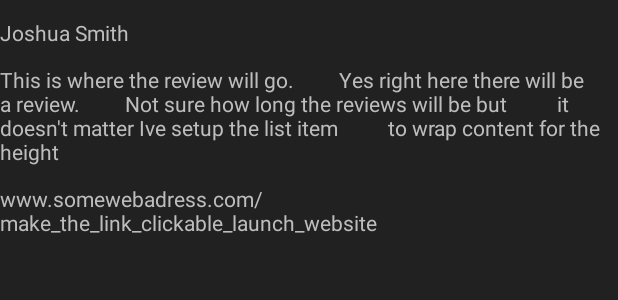
After one commit to I-am-JoshSmith/PopularMoviesStage1, an Android app: the layout review_list_item.xml on its own in the app's theme, with its tools: preview values and no code run, on a phone screen of 412 x 824 dp. The commit adds this screen. Shown: the top 300 px of the screen. Run offline under Robolectric (Android 15) with nearby library versions, the phone set to English and light mode, and no system bars.

Commit message:
added list item for reviews

```diff
--- a/app/src/main/java/com/example/android/popmovies_1/TrailerAdapter.java
+++ b/app/src/main/java/com/example/android/popmovies_1/TrailerAdapter.java
@@ -58,6 +58,7 @@ public class TrailerAdapter extends RecyclerView.Adapter<DetailActivity.TrailerV
 
                     intent.setComponent(new ComponentName("com.google.android.youtube","com.google.android.youtube.PlayerActivity"));
                     PackageManager manager = tContext.getPackageManager();
+
                     List<ResolveInfo> infos = manager.queryIntentActivities(intent, 0);
                     if (infos.size() > 0) {
                         tContext.startActivity(intent);
--- /dev/null
+++ b/app/src/main/res/layout/review_list_item.xml
@@ -0,0 +1,38 @@
+<?xml version="1.0" encoding="utf-8"?>
+<LinearLayout
+    xmlns:android="http://schemas.android.com/apk/res/android"
+    xmlns:app="http://schemas.android.com/apk/res-auto"
+    xmlns:tools="http://schemas.android.com/tools"
+    android:layout_width="match_parent"
+    android:layout_height="wrap_content"
+    android:orientation="vertical">
+
+    <TextView
+        android:id="@+id/tv_author"
+        android:layout_width="match_parent"
+        android:layout_height="wrap_content"
+        android:paddingBottom="6dp"
+        android:paddingTop="12dp"
+        tools:text="Joshua Smith" />
+
+    <TextView
+        android:id="@+id/tv_content"
+        android:layout_width="match_parent"
+        android:layout_height="wrap_content"
+        android:paddingTop="6dp"
+        android:paddingBottom="6dp"
+        tools:text="This is where the review will go.
+        Yes right here there will be a review.
+        Not sure how long the reviews will be but
+         it doesn't matter Ive setup the list item
+         to wrap content for the height" />
+
+    <TextView
+        android:id="@+id/tv_website"
+        android:layout_width="match_parent"
+        android:layout_height="wrap_content"
+        android:paddingTop="6dp"
+        android:paddingBottom="12dp"
+        tools:text="www.somewebadress.com/make_the_link_clickable_launch_website" />
+
+</LinearLayout>
```
